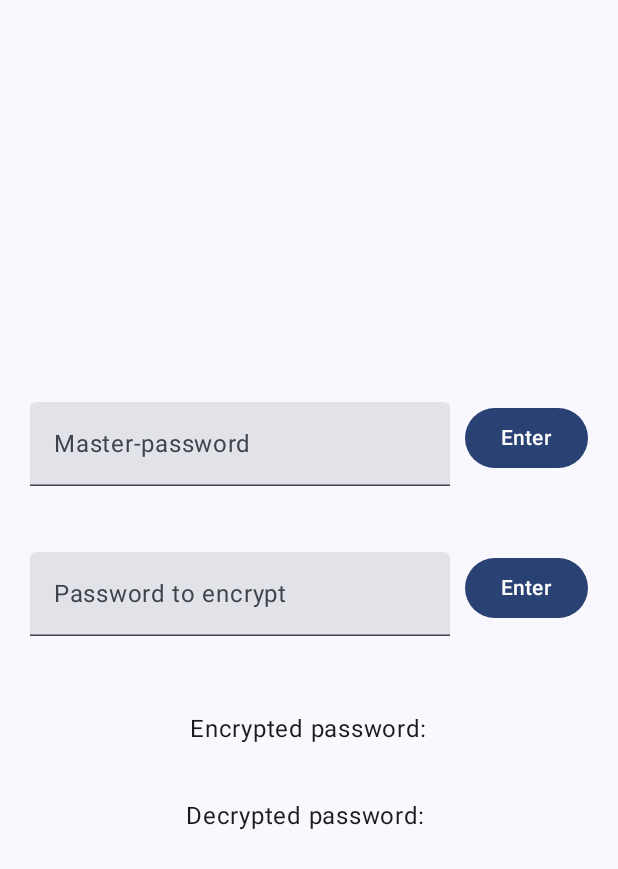
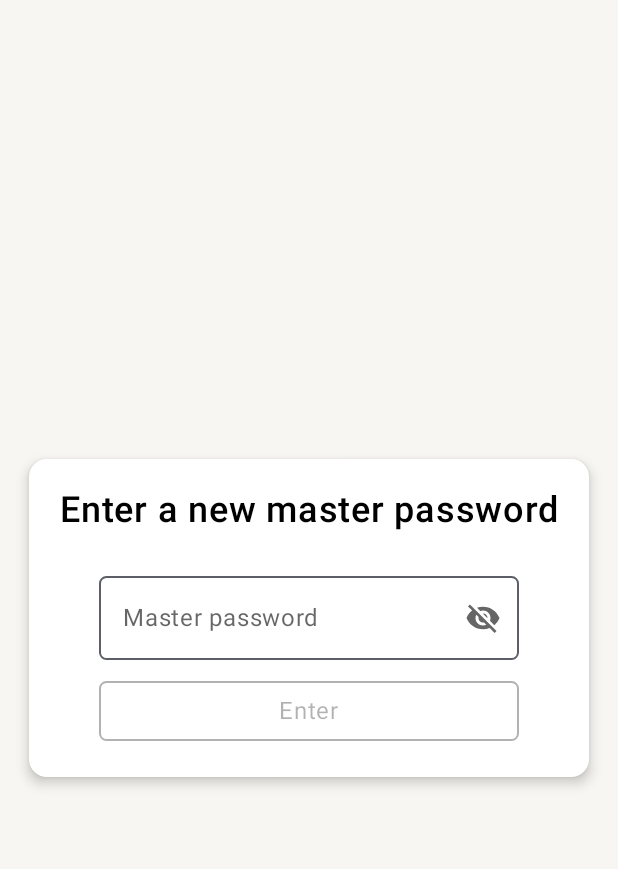
Before and after one commit to KonovkinaEA/password-manager, an Android app built with Jetpack Compose: the screen it shows after launch (MainActivity), on a phone screen of 412 x 824 dp. Shown: the top 869 px of the screen. Run offline under Robolectric (Android 15) with nearby library versions, the phone set to English and light mode, and no system bars; our stand-ins replace Dagger/Hilt's generated code; 4 statements that could not run were skipped.

Commit message:
start screen done

```diff
--- a/app/src/main/java/com/password/manager/MainActivity.kt
+++ b/app/src/main/java/com/password/manager/MainActivity.kt
@@ -3,26 +3,10 @@ package com.password.manager
 import android.os.Bundle
 import androidx.activity.ComponentActivity
 import androidx.activity.compose.setContent
-import androidx.compose.foundation.layout.Arrangement
-import androidx.compose.foundation.layout.Column
-import androidx.compose.foundation.layout.Row
-import androidx.compose.foundation.layout.Spacer
 import androidx.compose.foundation.layout.fillMaxSize
-import androidx.compose.foundation.layout.height
-import androidx.compose.foundation.layout.width
-import androidx.compose.material3.Button
-import androidx.compose.material3.MaterialTheme
 import androidx.compose.material3.Surface
-import androidx.compose.material3.Text
-import androidx.compose.material3.TextField
-import androidx.compose.runtime.getValue
-import androidx.compose.runtime.mutableStateOf
-import androidx.compose.runtime.remember
-import androidx.compose.runtime.setValue
-import androidx.compose.ui.Alignment
 import androidx.compose.ui.Modifier
-import androidx.compose.ui.unit.dp
-import com.password.manager.data.encryption.CryptoManager
+import com.password.manager.ui.screens.start.StartScreen
 import com.password.manager.ui.theme.PasswordManagerTheme
 import dagger.hilt.android.AndroidEntryPoint
 
@@ -30,72 +14,10 @@ import dagger.hilt.android.AndroidEntryPoint
 class MainActivity : ComponentActivity() {
     override fun onCreate(savedInstanceState: Bundle?) {
         super.onCreate(savedInstanceState)
-
-        val cryptoManager = CryptoManager()
-
         setContent {
             PasswordManagerTheme {
-                Surface(
-                    modifier = Modifier.fillMaxSize(), color = MaterialTheme.colorScheme.background
-                ) {
-                    var masterPassword by remember { mutableStateOf("") }
-                    var masterPasswordEntered by remember { mutableStateOf("") }
-
-                    var password by remember { mutableStateOf("") }
-
-                    var encryptedPassword by remember { mutableStateOf("") }
-                    var decryptedPassword by remember { mutableStateOf("") }
-
-                    Column(
-                        modifier = Modifier.fillMaxSize(),
-                        verticalArrangement = Arrangement.Center,
-                        horizontalAlignment = Alignment.CenterHorizontally
-                    ) {
-                        Row {
-                            TextField(value = masterPassword,
-                                onValueChange = { masterPassword = it },
-                                placeholder = { Text(text = "Master-password") })
-                            Spacer(modifier = Modifier.width(10.dp))
-                            Button(onClick = {
-                                masterPasswordEntered =
-                                    if (cryptoManager.checkSecretKey(masterPassword)) {
-                                        "Master-password entered"
-                                    } else {
-                                        "Wrong master-password"
-                                    }
-                            }) {
-                                Text(text = "Enter")
-                            }
-                        }
-                        Spacer(modifier = Modifier.height(10.dp))
-                        Text(text = masterPasswordEntered)
-
-                        Spacer(modifier = Modifier.height(10.dp))
-
-                        Row {
-                            TextField(value = password,
-                                onValueChange = { password = it },
-                                placeholder = { Text(text = "Password to encrypt") })
-                            Spacer(modifier = Modifier.width(10.dp))
-                            Button(onClick = {
-                                cryptoManager.encrypt(password)?.let {
-                                    encryptedPassword = it
-                                }
-                                cryptoManager.decrypt(encryptedPassword)?.let {
-                                    decryptedPassword = it
-                                }
-                            }) {
-                                Text(text = "Enter")
-                            }
-                        }
-
-                        Spacer(modifier = Modifier.height(50.dp))
-
-                        Text(text = "Encrypted password:")
-                        Text(text = encryptedPassword)
-                        Spacer(modifier = Modifier.height(10.dp))
-                        Text(text = "Decrypted password: $decryptedPassword")
-                    }
+                Surface(modifier = Modifier.fillMaxSize()) {
+                    StartScreen()
                 }
             }
         }
--- /dev/null
+++ b/app/src/main/java/com/password/manager/data/Repository.kt
@@ -0,0 +1,7 @@
+package com.password.manager.data
+
+interface Repository {
+    val masterPasswordSet: Boolean
+    fun setMasterPassword(password: String)
+    fun isMasterPasswordCorrect(password: String): Boolean
+}
--- /dev/null
+++ b/app/src/main/java/com/password/manager/data/RepositoryImpl.kt
@@ -0,0 +1,16 @@
+package com.password.manager.data
+
+import com.password.manager.data.encryption.CryptoManager
+import javax.inject.Inject
+
+class RepositoryImpl @Inject constructor(private val cryptoManager: CryptoManager) : Repository {
+
+    override val masterPasswordSet: Boolean
+        get() = cryptoManager.isSecretKeySet()
+
+    override fun setMasterPassword(password: String) {
+        cryptoManager.setNewSecretKey(password)
+    }
+
+    override fun isMasterPasswordCorrect(password: String) = cryptoManager.checkSecretKey(password)
+}
--- a/app/src/main/java/com/password/manager/data/encryption/CryptoManager.kt
+++ b/app/src/main/java/com/password/manager/data/encryption/CryptoManager.kt
@@ -19,9 +19,9 @@ class CryptoManager {
 
     private var secretKey: Key? = null
 
-    fun checkSecretKey(alias: String): Boolean {
-        if (ks.size() == 0) {
+    fun isSecretKeySet() = ks.size() != 0
 
+    fun setNewSecretKey(alias: String) {
         val keyGen = KeyGenerator.getInstance(ALGORITHM)
         keyGen.init(256)
 
@@ -35,14 +35,13 @@ class CryptoManager {
 
         ks.setEntry(alias, entry, protectionParameter)
         secretKey = ks.getKey(alias, null)
+    }
 
-            return true
-        } else {
+    fun checkSecretKey(alias: String): Boolean {
         if (ks.containsAlias(alias)) {
             secretKey = ks.getKey(alias, null)
 
             return true
-            }
         }
 
         return false
--- a/app/src/main/java/com/password/manager/di/AppModule.kt
+++ b/app/src/main/java/com/password/manager/di/AppModule.kt
@@ -2,10 +2,14 @@ package com.password.manager.di
 
 import com.password.manager.data.Repository
 import com.password.manager.data.RepositoryImpl
+import com.password.manager.data.encryption.CryptoManager
 import dagger.Binds
 import dagger.Module
+import dagger.Provides
 import dagger.hilt.InstallIn
 import dagger.hilt.components.SingletonComponent
+import kotlinx.coroutines.CoroutineDispatcher
+import kotlinx.coroutines.Dispatchers
 import javax.inject.Singleton
 
 @Module
@@ -16,4 +20,14 @@ interface AppModule {
     @Binds
     fun provideRepository(repository: RepositoryImpl): Repository
 
+    companion object {
+
+        @Singleton
+        @Provides
+        fun provideCryptoManager(): CryptoManager = CryptoManager()
+
+        @Singleton
+        @Provides
+        fun providesIoDispatcher(): CoroutineDispatcher = Dispatchers.IO
+    }
 }
--- /dev/null
+++ b/app/src/main/java/com/password/manager/ui/screens/common/PasswordField.kt
@@ -0,0 +1,116 @@
+package com.password.manager.ui.screens.common
+
+import androidx.compose.foundation.BorderStroke
+import androidx.compose.foundation.layout.Column
+import androidx.compose.foundation.layout.IntrinsicSize
+import androidx.compose.foundation.layout.Spacer
+import androidx.compose.foundation.layout.fillMaxWidth
+import androidx.compose.foundation.layout.height
+import androidx.compose.foundation.layout.width
+import androidx.compose.foundation.shape.RoundedCornerShape
+import androidx.compose.material.icons.Icons
+import androidx.compose.material.icons.filled.Visibility
+import androidx.compose.material.icons.filled.VisibilityOff
+import androidx.compose.material3.Button
+import androidx.compose.material3.ButtonDefaults
+import androidx.compose.material3.Icon
+import androidx.compose.material3.IconButton
+import androidx.compose.material3.MaterialTheme
+import androidx.compose.material3.OutlinedTextField
+import androidx.compose.material3.OutlinedTextFieldDefaults
+import androidx.compose.material3.Text
+import androidx.compose.runtime.Composable
+import androidx.compose.runtime.getValue
+import androidx.compose.runtime.mutableStateOf
+import androidx.compose.runtime.remember
+import androidx.compose.runtime.setValue
+import androidx.compose.ui.Alignment
+import androidx.compose.ui.Modifier
+import androidx.compose.ui.text.input.PasswordVisualTransformation
+import androidx.compose.ui.text.input.VisualTransformation
+import androidx.compose.ui.tooling.preview.Preview
+import androidx.compose.ui.tooling.preview.PreviewParameter
+import androidx.compose.ui.unit.dp
+import com.password.manager.ui.theme.ExtendedTheme
+import com.password.manager.ui.theme.Green
+import com.password.manager.ui.theme.PasswordManagerTheme
+import com.password.manager.ui.theme.ThemeModePreview
+import com.password.manager.ui.theme.White
+
+@Composable
+fun PasswordField(hint: String, buttonText: String, onButtonClick: (String) -> Unit) {
+    var password by remember { mutableStateOf("") }
+    var passwordVisibility by remember { mutableStateOf(false) }
+
+    val icon = if (passwordVisibility) Icons.Filled.Visibility else Icons.Filled.VisibilityOff
+
+    Column(
+        horizontalAlignment = Alignment.CenterHorizontally,
+        modifier = Modifier.width(IntrinsicSize.Min)
+    ) {
+        OutlinedTextField(
+            shape = RoundedCornerShape(5.dp),
+            value = password,
+            onValueChange = { password = it },
+            placeholder = {
+                Text(
+                    text = hint,
+                    style = MaterialTheme.typography.bodyLarge.copy(
+                        color = ExtendedTheme.colors.labelSecondary
+                    )
+                )
+            },
+            colors = OutlinedTextFieldDefaults.colors().copy(
+                focusedContainerColor = ExtendedTheme.colors.backSecondary,
+                unfocusedContainerColor = ExtendedTheme.colors.backSecondary
+            ),
+            trailingIcon = {
+                IconButton(onClick = { passwordVisibility = !passwordVisibility }) {
+                    Icon(
+                        imageVector = icon,
+                        contentDescription = "Visibility icon",
+                        tint = ExtendedTheme.colors.labelSecondary
+                    )
+                }
+            },
+            visualTransformation = if (passwordVisibility) {
+                VisualTransformation.None
+            } else {
+                PasswordVisualTransformation()
+            }
+        )
+        Spacer(modifier = Modifier.height(10.dp))
+        Button(
+            onClick = { onButtonClick(password) },
+            colors = ButtonDefaults.buttonColors().copy(
+                containerColor = Green,
+                disabledContainerColor = ExtendedTheme.colors.backSecondary
+            ),
+            enabled = password.isNotEmpty(),
+            modifier = Modifier.fillMaxWidth(),
+            shape = RoundedCornerShape(5.dp),
+            border = if (password.isEmpty()) {
+                BorderStroke(width = 1.dp, color = ExtendedTheme.colors.labelTertiary)
+            } else {
+                null
+            }
+        ) {
+            Text(
+                text = buttonText,
+                style = MaterialTheme.typography.bodyLarge.copy(
+                    color = if (password.isEmpty()) ExtendedTheme.colors.labelTertiary else White
+                )
+            )
+        }
+    }
+}
+
+@Preview
+@Composable
+private fun PasswordFieldPreview(
+    @PreviewParameter(ThemeModePreview::class) darkTheme: Boolean
+) {
+    PasswordManagerTheme(darkTheme = darkTheme) {
+        PasswordField(hint = "Password", buttonText = "Unlock", onButtonClick = {})
+    }
+}
--- /dev/null
+++ b/app/src/main/java/com/password/manager/ui/screens/start/StartScreen.kt
@@ -0,0 +1,66 @@
+package com.password.manager.ui.screens.start
+
+import androidx.compose.foundation.background
+import androidx.compose.foundation.layout.Box
+import androidx.compose.foundation.layout.fillMaxSize
+import androidx.compose.foundation.layout.padding
+import androidx.compose.material3.Scaffold
+import androidx.compose.runtime.Composable
+import androidx.compose.runtime.collectAsState
+import androidx.compose.runtime.getValue
+import androidx.compose.ui.Alignment
+import androidx.compose.ui.Modifier
+import androidx.compose.ui.tooling.preview.Preview
+import androidx.compose.ui.tooling.preview.PreviewParameter
+import androidx.hilt.navigation.compose.hiltViewModel
+import com.password.manager.ui.screens.start.components.MasterPasswordCard
+import com.password.manager.ui.screens.start.model.StartUiAction
+import com.password.manager.ui.theme.ExtendedTheme
+import com.password.manager.ui.theme.PasswordManagerTheme
+import com.password.manager.ui.theme.ThemeModePreview
+
+@Composable
+fun StartScreen(viewModel: StartViewModel = hiltViewModel()) {
+    val state by viewModel.uiState.collectAsState()
+
+    StartScreenContent(state, viewModel::onUiAction)
+}
+
+@Composable
+fun StartScreenContent(state: StartScreenUiState, onUiAction: (StartUiAction) -> Unit) {
+    val isMasterPasswordSet = state.isMasterPasswordSet
+    val (title, buttonText) = when (isMasterPasswordSet) {
+        true -> "The vault is closed.\nEnter the master password" to "Unlock"
+        false -> "Enter a new master password" to "Enter"
+        else -> null to null
+    }
+    val errorMessage =
+        if (!state.isMasterPasswordCorrect) "The password is incorrect. Try again" else ""
+
+    Scaffold { paddingValues ->
+        Box(
+            modifier = Modifier
+                .fillMaxSize()
+                .padding(paddingValues)
+                .background(color = ExtendedTheme.colors.backPrimary),
+            contentAlignment = Alignment.Center
+        ) {
+            if (title != null && buttonText != null) {
+                MasterPasswordCard(title, buttonText, errorMessage, onUiAction)
+            }
+        }
+    }
+}
+
+@Preview
+@Composable
+private fun StartScreenPreview(
+    @PreviewParameter(ThemeModePreview::class) darkTheme: Boolean
+) {
+    PasswordManagerTheme(darkTheme = darkTheme) {
+        StartScreenContent(
+            state = StartScreenUiState(true),
+            onUiAction = {}
+        )
+    }
+}
--- /dev/null
+++ b/app/src/main/java/com/password/manager/ui/screens/start/StartViewModel.kt
@@ -0,0 +1,49 @@
+package com.password.manager.ui.screens.start
+
+import androidx.lifecycle.ViewModel
+import androidx.lifecycle.viewModelScope
+import com.password.manager.data.Repository
+import com.password.manager.ui.screens.start.model.StartUiAction
+import dagger.hilt.android.lifecycle.HiltViewModel
+import kotlinx.coroutines.CoroutineDispatcher
+import kotlinx.coroutines.flow.MutableStateFlow
+import kotlinx.coroutines.flow.asStateFlow
+import kotlinx.coroutines.flow.update
+import kotlinx.coroutines.launch
+import javax.inject.Inject
+
+@HiltViewModel
+class StartViewModel @Inject constructor(
+    private val ioDispatcher: CoroutineDispatcher,
+    private val repository: Repository
+) : ViewModel() {
+
+    private val _uiState = MutableStateFlow(StartScreenUiState())
+    val uiState = _uiState.asStateFlow()
+
+    init {
+        viewModelScope.launch(ioDispatcher) {
+            _uiState.update { StartScreenUiState(repository.masterPasswordSet) }
+        }
+    }
+
+    fun onUiAction(action: StartUiAction) {
+        when (action) {
+            is StartUiAction.EnterMasterPassword -> {
+                viewModelScope.launch(ioDispatcher) {
+                    if (repository.masterPasswordSet) {
+                        val correct = repository.isMasterPasswordCorrect(action.password)
+                        _uiState.update { uiState.value.copy(isMasterPasswordCorrect = correct) }
+                    } else {
+                        repository.setMasterPassword(action.password)
+                    }
+                }
+            }
+        }
+    }
+}
+
+data class StartScreenUiState(
+    val isMasterPasswordSet: Boolean? = null,
+    val isMasterPasswordCorrect: Boolean = true
+)
--- /dev/null
+++ b/app/src/main/java/com/password/manager/ui/screens/start/components/StartMasterPasswordCard.kt
@@ -0,0 +1,79 @@
+package com.password.manager.ui.screens.start.components
+
+import androidx.compose.foundation.layout.Arrangement
+import androidx.compose.foundation.layout.Column
+import androidx.compose.foundation.layout.height
+import androidx.compose.foundation.layout.padding
+import androidx.compose.foundation.layout.wrapContentHeight
+import androidx.compose.material3.CardDefaults
+import androidx.compose.material3.ElevatedCard
+import androidx.compose.material3.MaterialTheme
+import androidx.compose.material3.Text
+import androidx.compose.runtime.Composable
+import androidx.compose.ui.Alignment
+import androidx.compose.ui.Modifier
+import androidx.compose.ui.text.style.TextAlign
+import androidx.compose.ui.tooling.preview.Preview
+import androidx.compose.ui.tooling.preview.PreviewParameter
+import androidx.compose.ui.unit.dp
+import com.password.manager.ui.screens.common.PasswordField
+import com.password.manager.ui.screens.start.model.StartUiAction
+import com.password.manager.ui.theme.ExtendedTheme
+import com.password.manager.ui.theme.PasswordManagerTheme
+import com.password.manager.ui.theme.Red
+import com.password.manager.ui.theme.ThemeModePreview
+
+@Composable
+fun MasterPasswordCard(
+    titleText: String,
+    buttonText: String,
+    errorText: String,
+    onUiAction: (StartUiAction) -> Unit
+) {
+    ElevatedCard(
+        elevation = CardDefaults.cardElevation(defaultElevation = 5.dp),
+        colors = CardDefaults.cardColors(
+            containerColor = ExtendedTheme.colors.backSecondary
+        )
+    ) {
+        Column(
+            verticalArrangement = Arrangement.Center,
+            horizontalAlignment = Alignment.CenterHorizontally,
+            modifier = Modifier.padding(20.dp)
+        ) {
+            Text(
+                text = titleText,
+                style = MaterialTheme.typography.displayLarge.copy(
+                    color = ExtendedTheme.colors.labelPrimary
+                ),
+                textAlign = TextAlign.Center
+            )
+            Text(
+                text = errorText,
+                textAlign = TextAlign.Center,
+                style = MaterialTheme.typography.bodySmall.copy(color = Red),
+                modifier = Modifier
+                    .height(30.dp)
+                    .wrapContentHeight()
+            )
+            PasswordField(hint = "Master password", buttonText = buttonText, onButtonClick = {
+                onUiAction(StartUiAction.EnterMasterPassword(it))
+            })
+        }
+    }
+}
+
+@Preview
+@Composable
+private fun EnterMasterPasswordPreview(
+    @PreviewParameter(ThemeModePreview::class) darkTheme: Boolean
+) {
+    PasswordManagerTheme(darkTheme = darkTheme) {
+        MasterPasswordCard(
+            titleText = "The vault is closed.\nEnter the master password",
+            errorText = "The password is incorrect. Try again",
+            buttonText = "Unlock",
+            onUiAction = {}
+        )
+    }
+}
--- /dev/null
+++ b/app/src/main/java/com/password/manager/ui/screens/start/model/StartUiAction.kt
@@ -0,0 +1,5 @@
+package com.password.manager.ui.screens.start.model
+
+sealed class StartUiAction {
+    data class EnterMasterPassword(val password: String) : StartUiAction()
+}
--- a/app/src/main/java/com/password/manager/ui/theme/Color.kt
+++ b/app/src/main/java/com/password/manager/ui/theme/Color.kt
@@ -1,6 +1,10 @@
 package com.password.manager.ui.theme
 
 import androidx.compose.ui.graphics.Color
+
+val White = Color(0xFFFFFFFF)
+val Green = Color(0xFF34C759)
+val Red = Color(0xFFFF0000)
 
 val LightSupportSeparator = Color(0x33000000)
 val LightSupportOverlay = Color(0x0F000000)
@@ -10,7 +14,7 @@ val LightLabelTertiary = Color(0x4D000000)
 val LightLabelDisable = Color(0x26000000)
 val LightBackPrimary = Color(0xFFF7F6F2)
 val LightBackSecondary = Color(0xFFFFFFFF)
-val LightBackElevated = Color(0xFFFFFFFF)
+val LightBackElevated = Color(0xFFFBFBF9)
 
 val DarkSupportSeparator = Color(0x33FFFFFF)
 val DarkSupportOverlay = Color(0x52000000)
--- a/app/src/main/java/com/password/manager/ui/theme/Type.kt
+++ b/app/src/main/java/com/password/manager/ui/theme/Type.kt
@@ -7,11 +7,25 @@ import androidx.compose.ui.text.font.FontWeight
 import androidx.compose.ui.unit.sp
 
 val Typography = Typography(
+    displayLarge = TextStyle(
+        fontFamily = FontFamily.Default,
+        fontWeight = FontWeight.Medium,
+        fontSize = 24.sp,
+        lineHeight = 26.sp,
+        letterSpacing = 0.5.sp
+    ),
     bodyLarge = TextStyle(
         fontFamily = FontFamily.Default,
         fontWeight = FontWeight.Normal,
         fontSize = 16.sp,
-        lineHeight = 24.sp,
+        lineHeight = 16.sp,
         letterSpacing = 0.5.sp
+    ),
+    bodySmall = TextStyle(
+        fontFamily = FontFamily.Default,
+        fontWeight = FontWeight.Normal,
+        fontSize = 14.sp,
+        lineHeight = 14.sp,
+        letterSpacing = 0.sp
     )
 )
```
Lines whose indentation alone changed are shown as unchanged.
